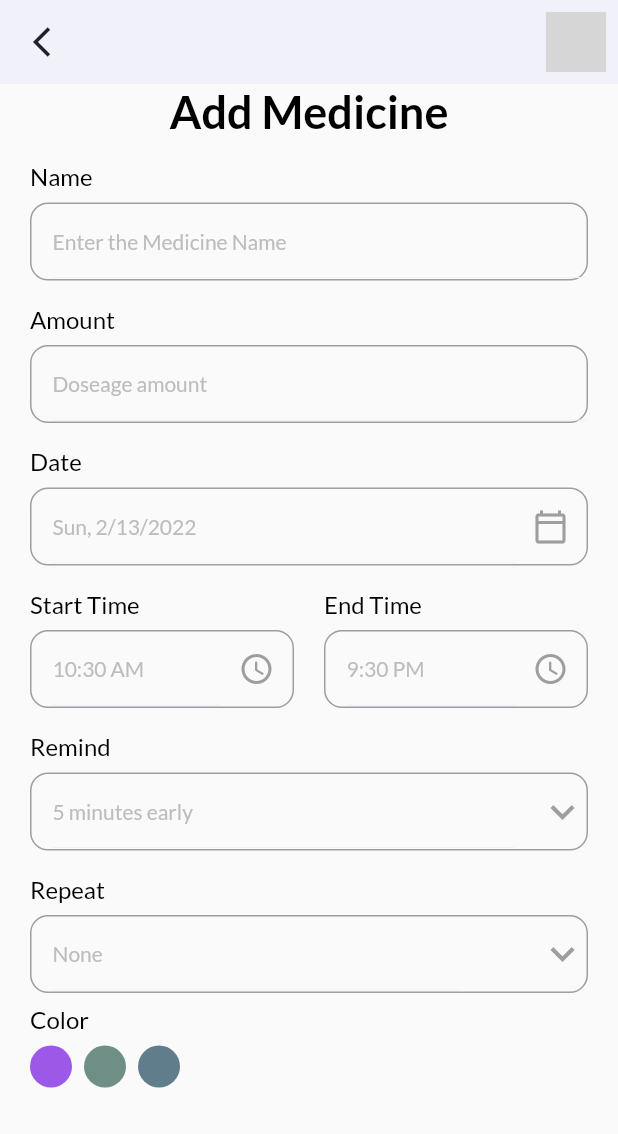
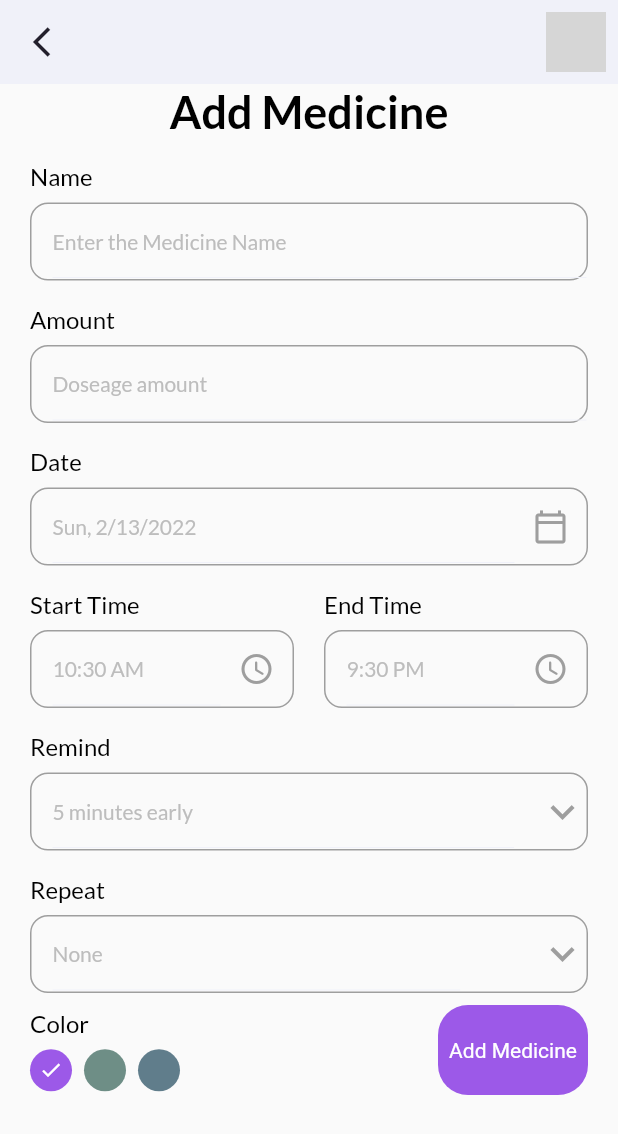
Before and after one commit to shhdwi/Pocket-Doc, a Flutter app: the screen it shows after launch, after a tap on "+ Add Med", on a phone screen of 412 x 824 dp. Shown: the top 1134 px of the screen. Run offline on Flutter 3.47's test engine with Material 2 defaults, Android fonts, the phone set to English and light mode, and no system bars; our stand-ins replace date_picker_timeline, flutter_local_notifications, get, get_storage, google_fonts, timezone; network calls fail; grey boxes are pictures that could not be loaded.

Commit message:
gg UI done

```diff
--- a/lib/screens/MedRem.dart
+++ b/lib/screens/MedRem.dart
@@ -36,6 +36,7 @@ class _MedRemState extends State<MedRem> {
   @override
   Widget build(BuildContext context) {
     return Scaffold(
+      backgroundColor: context.theme.backgroundColor,
       appBar: _appbar(),
       body: Column(
         children:  [
--- a/lib/screens/add_task_bar.dart
+++ b/lib/screens/add_task_bar.dart
@@ -3,6 +3,7 @@ import 'package:flutter/material.dart';
 import 'package:get/get.dart';
 import 'package:intl/intl.dart';
 import 'package:pocket_doc/widgets/MyInputField.dart';
+import 'package:pocket_doc/widgets/button.dart';
 
 import 'Themes/Theme.dart';
 
@@ -14,6 +15,8 @@ class AddTaskPage extends StatefulWidget {
 }
 
 class _AddTaskPageState extends State<AddTaskPage> {
+  final TextEditingController _titleController = TextEditingController();
+  final TextEditingController _amtController = TextEditingController();
   DateTime _selectedDate = DateTime.now();
   String _EndTime ="9:30 PM";
   String _startTime = DateFormat("hh:mm a").format(DateTime.now()).toString();
@@ -36,6 +39,7 @@ class _AddTaskPageState extends State<AddTaskPage> {
 
 
   ];
+  int _selectedColor =0;
   @override
   Widget build(BuildContext context) {
     return Scaffold(
@@ -46,8 +50,9 @@ class _AddTaskPageState extends State<AddTaskPage> {
           child: Column(
             children: [
               Text("Add Medicine",style: headingStyle,),
-              MyInputField(title: "Name", hint: "Enter the Medicine Name"),
-              MyInputField(title: "Amount", hint: "Doseage amount"),
+              MyInputField(title: "Name", hint: "Enter the Medicine Name",controller: _titleController,),
+              MyInputField(title: "Amount", hint: "Doseage amount",controller: _amtController,),
+
               MyInputField(title: "Date", hint:DateFormat.yMEd().format(_selectedDate),
               widget: IconButton(
                 onPressed:(){
@@ -133,6 +138,8 @@ class _AddTaskPageState extends State<AddTaskPage> {
               ),
               SizedBox(height: 8,),
               Row(
+                mainAxisAlignment: MainAxisAlignment.spaceBetween,
+                crossAxisAlignment: CrossAxisAlignment.center,
                 children: [
                   Column(
                     crossAxisAlignment: CrossAxisAlignment.start,
@@ -142,18 +149,31 @@ class _AddTaskPageState extends State<AddTaskPage> {
                       SizedBox(height: 8,),
                       Wrap(
                         children: List<Widget>.generate(3, (int index) => GestureDetector(
+                          onTap: (){
+                            setState(() {
+                              _selectedColor=index;
+                            });
+
+
+                          },
 
                           child: Padding(
                             padding: const EdgeInsets.only(right: 8.0),
                             child: CircleAvatar(
                               radius: 14,
                               backgroundColor: index==0?darkpink:index==1?darkergreen:Colors.blueGrey,
+                              child: _selectedColor==index?Icon(Icons.done,
+                              color: Colors.white,
+                              size: 16,):Container(),
+
                             ),
                           ),
                         )),
                       )
                     ],
-                  )
+                  ),
+                  MyButton(label: "Add Medicine", onTap:()=>_validatedata())
+
                 ],
               )
 
@@ -165,6 +185,22 @@ class _AddTaskPageState extends State<AddTaskPage> {
       ),
 
     );
+  }
+  _validatedata(){
+    if(_titleController.text.isNotEmpty&&_amtController.text.isNotEmpty){
+      //add to database
+      Get.back();
+
+    }else if(_titleController.text.isEmpty || _amtController.text.isEmpty){
+      Get.snackbar("Required", "All fields are Required",
+      snackPosition: SnackPosition.BOTTOM,
+      backgroundColor: Colors.white,
+        icon: Icon(Icons.warning_amber_rounded)
+      )
+      ;
+
+    }
+
   }
   _appbar() {
     return AppBar(
```
